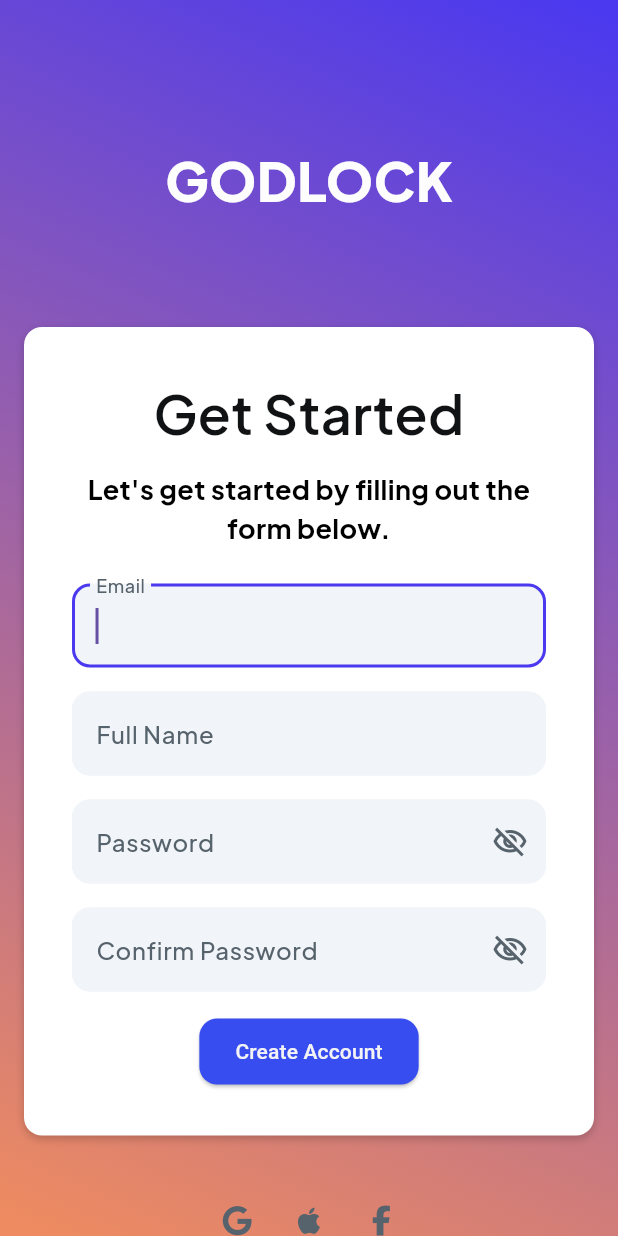
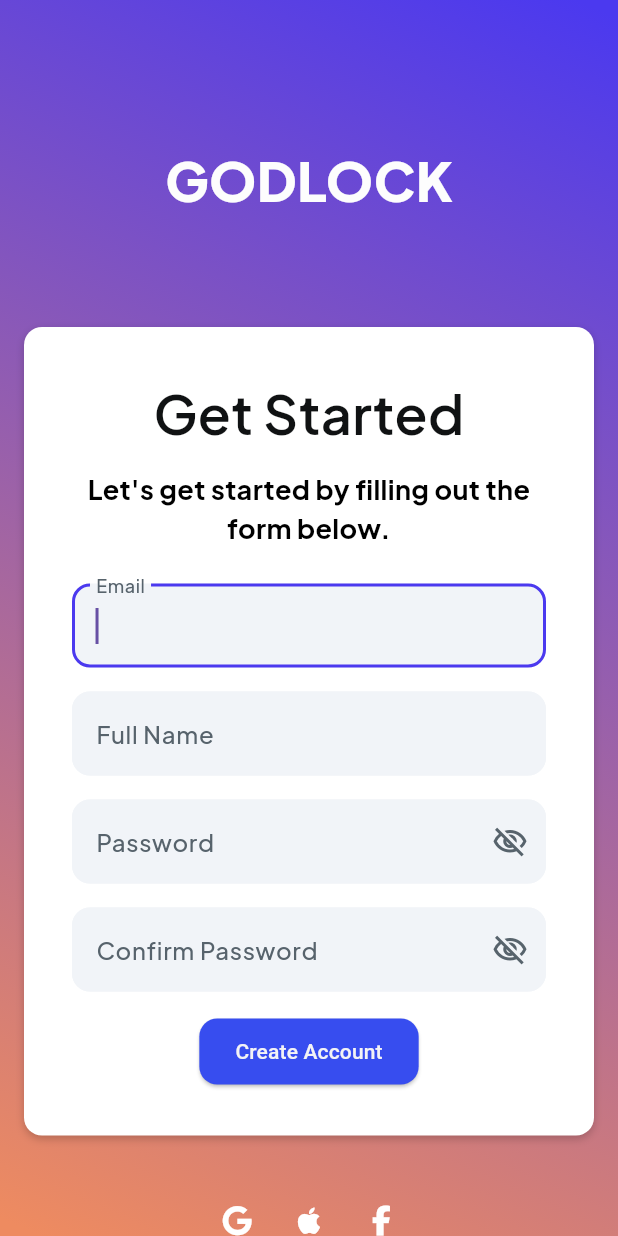
Before and after one commit to JoseSousaaa/Godlock, a Flutter app: the CreateaccountWidget screen opened directly, on a phone screen of 412 x 824 dp. Run offline on Flutter 3.47's test engine with Material 3 defaults, Android fonts, the phone set to English and light mode, and no system bars; our stand-ins replace font_awesome_flutter, google_fonts.

Commit message:
mudei algumas cores

```diff
--- a/Cadeado NFC/app/lib/createaccount.dart
+++ b/Cadeado NFC/app/lib/createaccount.dart
@@ -437,7 +437,7 @@ class _CreateaccountWidgetState extends State<CreateaccountWidget> {
                             IconButton(
                               icon: const FaIcon(
                                 FontAwesomeIcons.google,
-                                color: Color(0xFF57636C),
+                                color: Color.fromARGB(255, 255, 255, 255),
                                 size: 20,
                               ),
                               onPressed: () {
@@ -447,7 +447,7 @@ class _CreateaccountWidgetState extends State<CreateaccountWidget> {
                             IconButton(
                               icon: const FaIcon(
                                 FontAwesomeIcons.apple,
-                                color: Color(0xFF57636C),
+                                color: Color.fromARGB(255, 255, 255, 255),
                                 size: 20,
                               ),
                               onPressed: () {
@@ -457,7 +457,7 @@ class _CreateaccountWidgetState extends State<CreateaccountWidget> {
                             IconButton(
                               icon: const FaIcon(
                                 FontAwesomeIcons.facebookF,
-                                color: Color(0xFF57636C),
+                                color: Color.fromARGB(255, 255, 255, 255),
                                 size: 20,
                               ),
                               onPressed: () {
@@ -477,8 +477,8 @@ class _CreateaccountWidgetState extends State<CreateaccountWidget> {
                             'Login',
                             style: GoogleFonts.plusJakartaSans(
                               color: const Color(0xFF4B39EF),
-                              fontSize: 16,
-                              fontWeight: FontWeight.w500,
+                              fontSize: 18,
+                              fontWeight: FontWeight.w700,
                             ),
                           ),
                         ),
```
